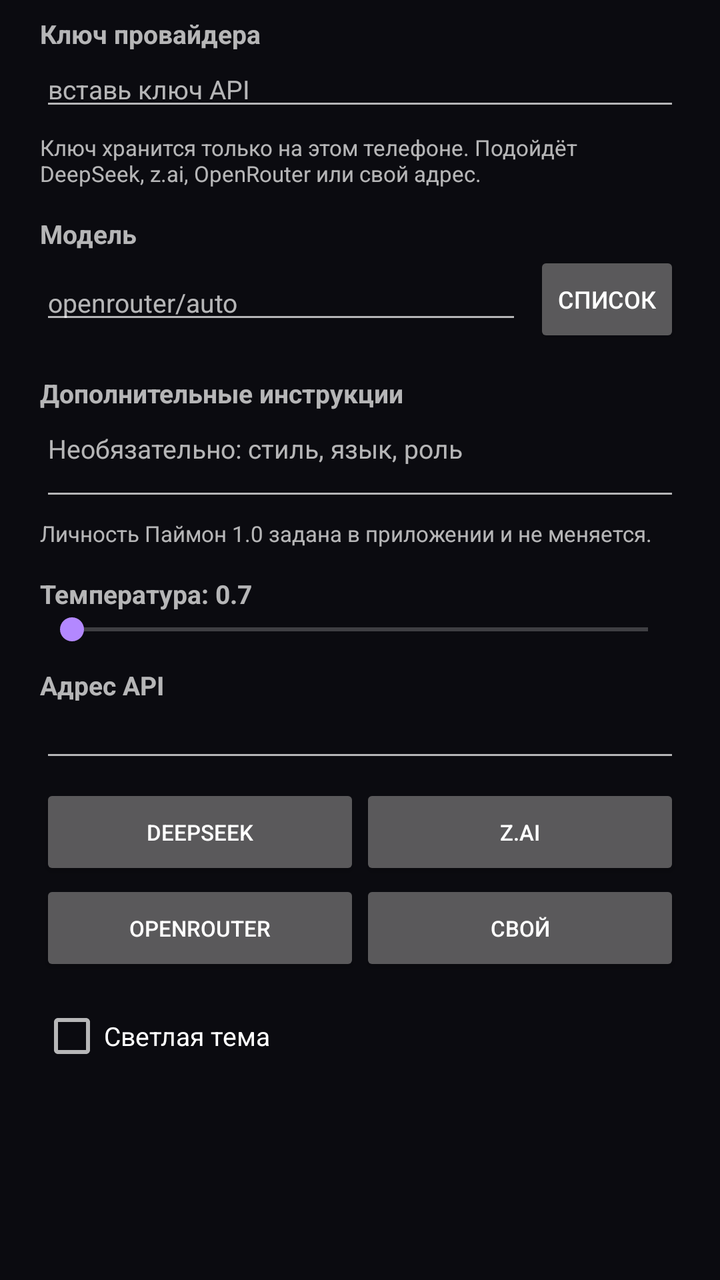
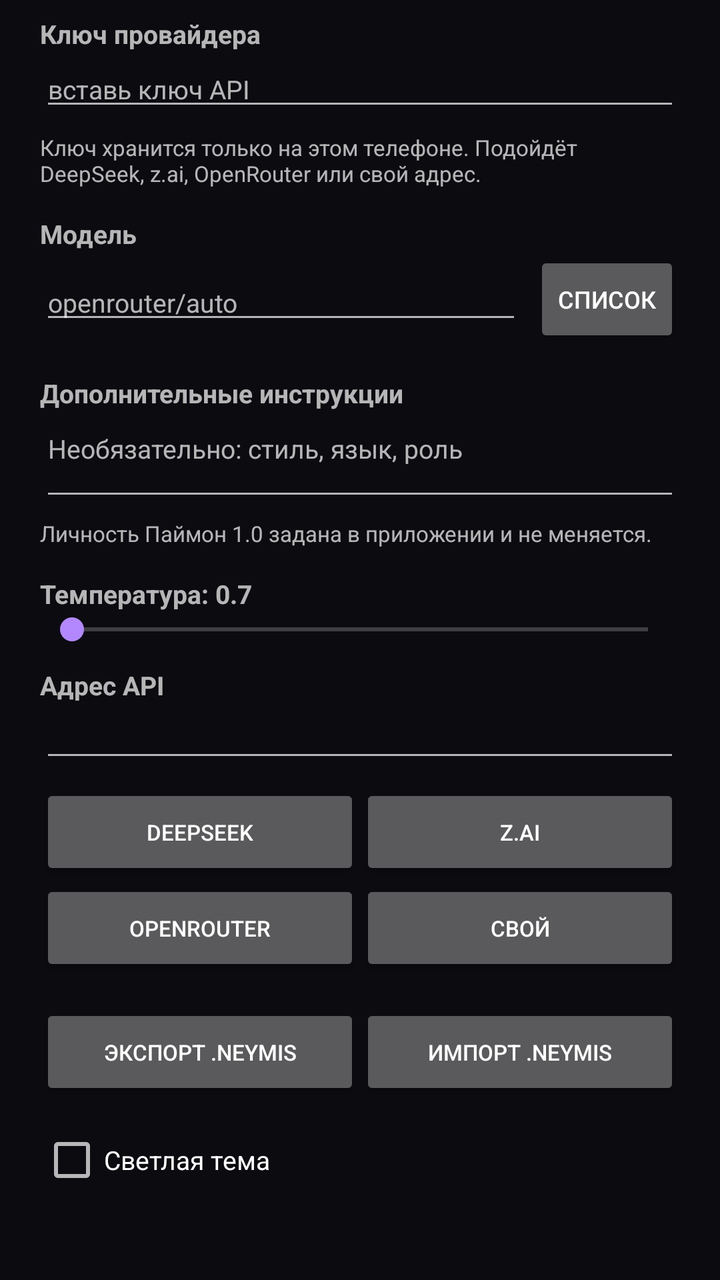

Two renders of the same Android screen: before a commit and after it. Below are the layout's source before the change and the commit's diff.
<!-- AndroidManifest.xml: application theme AppTheme -->
<!-- res/layout/dialog_settings.xml -->
<?xml version="1.0" encoding="utf-8"?>
<ScrollView xmlns:android="http://schemas.android.com/apk/res/android"
    android:layout_width="match_parent"
    android:layout_height="wrap_content">

    <LinearLayout
        android:layout_width="match_parent"
        android:layout_height="wrap_content"
        android:orientation="vertical"
        android:paddingLeft="20dp"
        android:paddingTop="8dp"
        android:paddingRight="20dp"
        android:paddingBottom="12dp">

        <TextView
            android:layout_width="wrap_content"
            android:layout_height="wrap_content"
            android:text="Ключ провайдера"
            android:textSize="13sp"
            android:textStyle="bold" />

        <EditText
            android:id="@+id/keyField"
            android:layout_width="match_parent"
            android:layout_height="wrap_content"
            android:hint="вставь ключ API"
            android:importantForAutofill="no"
            android:inputType="textPassword"
            android:textSize="13sp" />

        <TextView
            android:layout_width="wrap_content"
            android:layout_height="wrap_content"
            android:layout_marginTop="6dp"
            android:text="Ключ хранится только на этом телефоне. Подойдёт DeepSeek, z.ai, OpenRouter или свой адрес."
            android:textSize="11sp" />

        <TextView
            android:layout_width="wrap_content"
            android:layout_height="wrap_content"
            android:layout_marginTop="14dp"
            android:text="Модель"
            android:textSize="13sp"
            android:textStyle="bold" />

        <LinearLayout
            android:layout_width="match_parent"
            android:layout_height="wrap_content"
            android:gravity="center_vertical"
            android:orientation="horizontal">

            <EditText
                android:id="@+id/modelField"
                android:layout_width="0dp"
                android:layout_height="wrap_content"
                android:layout_weight="1"
                android:hint="openrouter/auto"
                android:inputType="text"
                android:textSize="13sp" />

            <Button
                android:id="@+id/modelsButton"
                android:layout_width="wrap_content"
                android:layout_height="wrap_content"
                android:layout_marginStart="6dp"
                android:minWidth="0dp"
                android:text="Список"
                android:textSize="12sp" />
        </LinearLayout>

        <TextView
            android:layout_width="wrap_content"
            android:layout_height="wrap_content"
            android:layout_marginTop="14dp"
            android:text="Дополнительные инструкции"
            android:textSize="13sp"
            android:textStyle="bold" />

        <EditText
            android:id="@+id/systemField"
            android:layout_width="match_parent"
            android:layout_height="wrap_content"
            android:gravity="top"
            android:hint="Необязательно: стиль, язык, роль"
            android:inputType="textMultiLine"
            android:minLines="2"
            android:textSize="13sp" />

        <TextView
            android:layout_width="wrap_content"
            android:layout_height="wrap_content"
            android:layout_marginTop="4dp"
            android:text="Личность Паймон 1.0 задана в приложении и не меняется."
            android:textSize="11sp" />

        <TextView
            android:id="@+id/tempLabel"
            android:layout_width="wrap_content"
            android:layout_height="wrap_content"
            android:layout_marginTop="14dp"
            android:text="Температура: 0.7"
            android:textSize="13sp"
            android:textStyle="bold" />

        <SeekBar
            android:id="@+id/tempSeek"
            android:layout_width="match_parent"
            android:layout_height="wrap_content"
            android:max="20" />

        <TextView
            android:layout_width="wrap_content"
            android:layout_height="wrap_content"
            android:layout_marginTop="10dp"
            android:text="Адрес API"
            android:textSize="13sp"
            android:textStyle="bold" />

        <EditText
            android:id="@+id/baseField"
            android:layout_width="match_parent"
            android:layout_height="wrap_content"
            android:inputType="textUri"
            android:textSize="13sp" />

        <LinearLayout
            android:layout_width="match_parent"
            android:layout_height="wrap_content"
            android:layout_marginTop="6dp"
            android:orientation="horizontal">

            <Button
                android:id="@+id/presetDeepSeek"
                android:layout_width="0dp"
                android:layout_height="wrap_content"
                android:layout_weight="1"
                android:minWidth="0dp"
                android:text="DeepSeek"
                android:textSize="11sp" />

            <Button
                android:id="@+id/presetZai"
                android:layout_width="0dp"
                android:layout_height="wrap_content"
                android:layout_weight="1"
                android:minWidth="0dp"
                android:text="z.ai"
                android:textSize="11sp" />
        </LinearLayout>

        <LinearLayout
            android:layout_width="match_parent"
            android:layout_height="wrap_content"
            android:orientation="horizontal">

            <Button
                android:id="@+id/presetOpenRouter"
                android:layout_width="0dp"
                android:layout_height="wrap_content"
                android:layout_weight="1"
                android:minWidth="0dp"
                android:text="OpenRouter"
                android:textSize="11sp" />

            <Button
                android:id="@+id/presetCustom"
                android:layout_width="0dp"
                android:layout_height="wrap_content"
                android:layout_weight="1"
                android:minWidth="0dp"
                android:text="Свой"
                android:textSize="11sp" />
        </LinearLayout>

        <CheckBox
            android:id="@+id/themeCheck"
            android:layout_width="wrap_content"
            android:layout_height="wrap_content"
            android:layout_marginTop="14dp"
            android:text="Светлая тема"
            android:textSize="13sp" />
    </LinearLayout>
</ScrollView>
<!-- resources referenced by this layout -->
<resources>
  <style name="AppTheme" parent="Theme.AppCompat.NoActionBar">
          <item name="android:windowBackground">#FF0B0B10</item>
          <item name="colorPrimary">#5E35B1</item>
          <item name="colorPrimaryDark">#120A24</item>
          <item name="colorAccent">#B388FF</item>
      </style>
</resources>

<!-- the commit's change to res/layout/dialog_settings.xml (unified diff, before → after) -->
@@ -172,6 +172,31 @@
                 android:textSize="11sp" />
         </LinearLayout>
 
+        <LinearLayout
+            android:layout_width="match_parent"
+            android:layout_height="wrap_content"
+            android:layout_marginTop="14dp"
+            android:orientation="horizontal">
+
+            <Button
+                android:id="@+id/exportNeymis"
+                android:layout_width="0dp"
+                android:layout_height="wrap_content"
+                android:layout_weight="1"
+                android:minWidth="0dp"
+                android:text="Экспорт .neymis"
+                android:textSize="11sp" />
+
+            <Button
+                android:id="@+id/importNeymis"
+                android:layout_width="0dp"
+                android:layout_height="wrap_content"
+                android:layout_weight="1"
+                android:minWidth="0dp"
+                android:text="Импорт .neymis"
+                android:textSize="11sp" />
+        </LinearLayout>
+
         <CheckBox
             android:id="@+id/themeCheck"
             android:layout_width="wrap_content"
